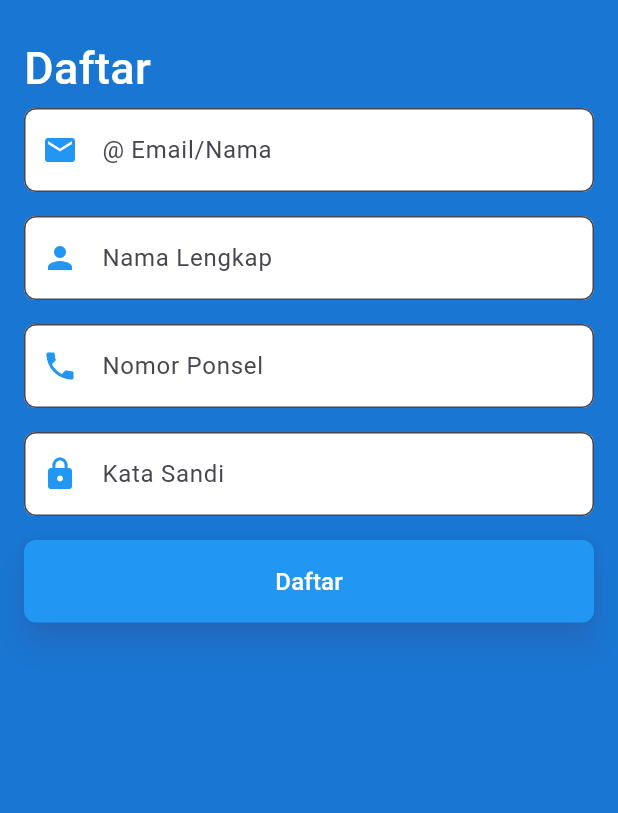
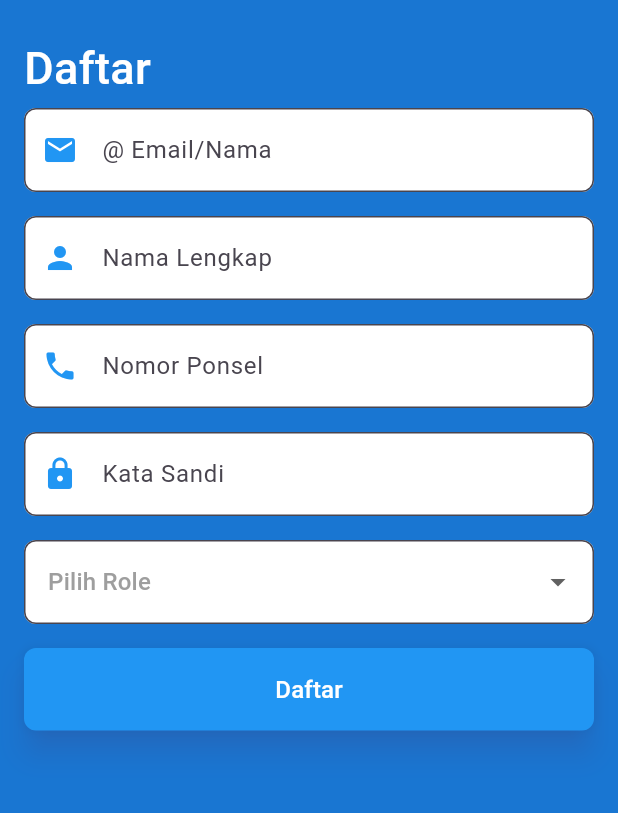
Before and after one commit to heruiksan/MVP-natour-app, a Flutter app: the loginUser screen opened directly, after a tap on "Masuk", after a tap on "User baru?", on a phone screen of 412 x 824 dp, the part 249-1062 px from its top. Run offline on Flutter 3.47's test engine with Material 3 defaults, Android fonts, the phone set to English and light mode, and no system bars; our stand-ins replace cloud_firestore, firebase_auth, firebase_core; accounts and stored records are empty.

Commit message:
integrasi log regis sesuai role
log dan registrasi sesuai role

```diff
--- a/natourapps/lib/Model/regisModel.dart
+++ b/natourapps/lib/Model/regisModel.dart
@@ -3,12 +3,14 @@ class RegisterUserModel {
   final String fullName;
   final String phoneNumber;
   final String password;
+  final String role; // Tambahkan properti role
 
   RegisterUserModel({
     required this.email,
     required this.fullName,
     required this.phoneNumber,
     required this.password,
+    required this.role, // Tambahkan role ke konstruktor
   });
 
   Map<String, dynamic> toMap() {
@@ -16,6 +18,7 @@ class RegisterUserModel {
       'email': email,
       'fullName': fullName,
       'phoneNumber': phoneNumber,
+      'role': role, // Sertakan role dalam map
     };
   }
 }
--- a/natourapps/lib/main.dart
+++ b/natourapps/lib/main.dart
@@ -31,7 +31,7 @@ class NatourApp extends StatelessWidget {
         primarySwatch: Colors.blue,
         fontFamily: 'Roboto', // Tambahkan font jika diinginkan
       ),
-      home: addWisata(), // Halaman pertama adalah LoginPage
+      home: loginUser(), // Halaman pertama adalah LoginPage
     );
   }
 }
--- a/natourapps/lib/view/loginUser.dart
+++ b/natourapps/lib/view/loginUser.dart
@@ -1,7 +1,9 @@
 import 'package:flutter/material.dart';
-import 'package:natourapps/view/pengguna/bottomNavbarPengguna.dart';
+import 'package:natourapps/view/pengguna/dashboardPengguna.dart';
+import 'package:natourapps/view/adminWisata/dashboardAdmin.dart';
+import 'package:natourapps/view/penyewa/dashboardPenyewa.dart';
+import 'package:natourapps/Controller/LoginController.dart';
 import 'package:natourapps/view/registerUser.dart';
-import 'package:natourapps/Controller/LoginController.dart'; // Import Controller
 
 class loginUser extends StatefulWidget {
   @override
@@ -64,7 +66,8 @@ class _loginUserState extends State<loginUser> {
                   filled: true,
                   fillColor: Colors.white,
                   prefixIcon: const Icon(Icons.lock, color: Colors.blue),
-                  suffixIcon: Icon(Icons.visibility_off, color: Colors.grey[400]),
+                  suffixIcon:
+                      Icon(Icons.visibility_off, color: Colors.grey[400]),
                   border: OutlineInputBorder(
                     borderRadius: BorderRadius.circular(12.0),
                     borderSide: BorderSide.none,
@@ -88,7 +91,6 @@ class _loginUserState extends State<loginUser> {
               const SizedBox(height: 24.0),
               ElevatedButton(
                 onPressed: () async {
-                  // Memanggil LoginController untuk memverifikasi login
                   String email = emailController.text.trim();
                   String password = passwordController.text.trim();
 
@@ -100,19 +102,42 @@ class _loginUserState extends State<loginUser> {
                   }
 
                   final controller = LoginController();
-                  String result = await controller.loginUser(email, password);
+                  Map<String, dynamic> result =
+                      (await controller.loginUser(email, password)) as Map<String, dynamic>;
 
-                  if (result == 'Login Berhasil') {
+                  if (result['status'] == 'success') {
                     ScaffoldMessenger.of(context).showSnackBar(
-                      SnackBar(content: Text(result)),
+                      SnackBar(content: Text('Login Berhasil')),
                     );
-                    Navigator.pushReplacement(
-                      context,
-                      MaterialPageRoute(builder: (context) => NavBar()),
-                    );
+
+                    // Arahkan ke halaman berdasarkan role
+                    String role = result['role'];
+                    if (role == 'Pengguna') {
+                      Navigator.pushReplacement(
+                        context,
+                        MaterialPageRoute(
+                            builder: (context) => dashboardPengguna()),
+                      );
+                    } else if (role == 'Admin Wisata') {
+                      Navigator.pushReplacement(
+                        context,
+                        MaterialPageRoute(
+                            builder: (context) => dashboardAdmin()),
+                      );
+                    } else if (role == 'Penyewa Alat') {
+                      Navigator.pushReplacement(
+                        context,
+                        MaterialPageRoute(
+                            builder: (context) => dashboardPenyewa()),
+                      );
+                    } else {
+                      setState(() {
+                        errorMessage = 'Role tidak dikenali.';
+                      });
+                    }
                   } else {
                     setState(() {
-                      errorMessage = result;
+                      errorMessage = result['message'];
                     });
                   }
                 },
--- a/natourapps/lib/view/registerUser.dart
+++ b/natourapps/lib/view/registerUser.dart
@@ -3,11 +3,18 @@ import 'package:natourapps/view/loginUser.dart';
 import 'package:natourapps/Controller/regisController.dart';
 import 'package:natourapps/Model/regisModel.dart';
 
-class registerUser extends StatelessWidget {
+class registerUser extends StatefulWidget {
+  @override
+  _registerUserState createState() => _registerUserState();
+}
+
+class _registerUserState extends State<registerUser> {
   final TextEditingController emailController = TextEditingController();
   final TextEditingController nameController = TextEditingController();
   final TextEditingController phoneController = TextEditingController();
   final TextEditingController passwordController = TextEditingController();
+
+  String? selectedRole; // Nullable
 
   @override
   Widget build(BuildContext context) {
@@ -118,6 +125,34 @@ class registerUser extends StatelessWidget {
                       ),
                     ),
                     SizedBox(height: 16),
+                    DropdownButtonFormField<String>(
+                      value: selectedRole, // Tetap null hingga pengguna memilih
+                      decoration: InputDecoration(
+                        filled: true,
+                        fillColor: Colors.white,
+                        border: OutlineInputBorder(
+                          borderRadius: BorderRadius.circular(8),
+                        ),
+                      ),
+                      hint: Text(
+                        'Pilih Role', // Placeholder
+                        style: TextStyle(
+                            color: Colors.grey), // Styling placeholder
+                      ),
+                      items: ['Pengguna', 'Admin Wisata', 'Penyewa Alat']
+                          .map((role) => DropdownMenuItem(
+                                value: role,
+                                child: Text(role),
+                              ))
+                          .toList(),
+                      onChanged: (value) {
+                        setState(() {
+                          selectedRole =
+                              value; // Memperbarui nilai berdasarkan pilihan
+                        });
+                      },
+                    ),
+                    SizedBox(height: 16),
                     ElevatedButton(
                       style: ElevatedButton.styleFrom(
                         padding: EdgeInsets.all(16),
@@ -129,7 +164,6 @@ class registerUser extends StatelessWidget {
                         ),
                       ),
                       onPressed: () async {
-                        // Validasi input
                         if (emailController.text.trim().isEmpty ||
                             nameController.text.trim().isEmpty ||
                             phoneController.text.trim().isEmpty ||
@@ -140,25 +174,23 @@ class registerUser extends StatelessWidget {
                           return;
                         }
 
-                        // Buat model pengguna
                         final userModel = RegisterUserModel(
                           email: emailController.text,
                           fullName: nameController.text,
                           phoneNumber: phoneController.text,
                           password: passwordController.text,
+                          role: selectedRole!,
                         );
 
-                        // Gunakan controller untuk registrasi
                         final controller = RegisterUserController();
                         String result =
                             await controller.registerUser(userModel);
+
                         Navigator.pushReplacement(
-                            context,
-                            MaterialPageRoute(
-                                builder: (context) => loginUser()),
-                          );
+                              context,
+                              MaterialPageRoute(
+                                  builder: (context) => loginUser()));
 
-                        // Tampilkan hasil dan navigasi
                         if (result == 'Success') {
                           ScaffoldMessenger.of(context).showSnackBar(
                             SnackBar(content: Text('Registrasi berhasil.')),
```
Also changed, not shown: natourapps/lib/Controller/loginController.dart (+23 -8 lines), natourapps/lib/Controller/regisController.dart (line endings or trailing spaces).
